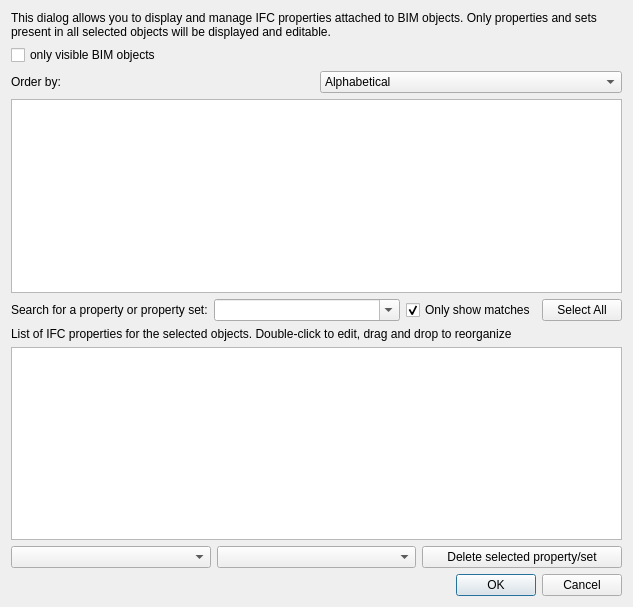
Above: dialogIfcProperties.ui from yorikvanhavre/BIM_Workbench before the change. Below: the same form after it.
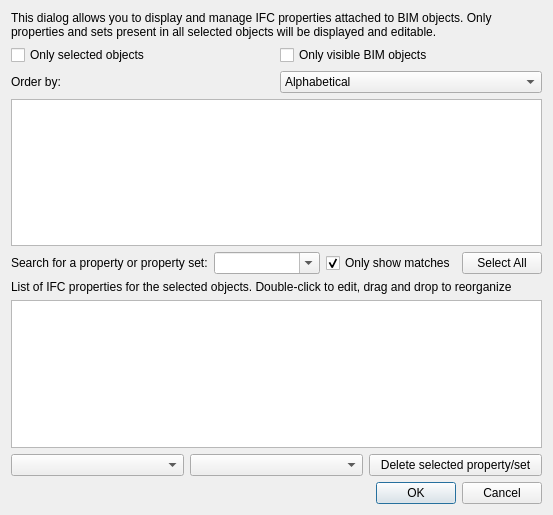
That is the form after the change. Icons and pictures are not drawn.

Commit message: Added 'Only Selected' option in Ifc Properties dialog

Diff of the .ui file:
```diff
--- a/dialogIfcProperties.ui
+++ b/dialogIfcProperties.ui
@@ -6,8 +6,8 @@
    <rect>
     <x>0</x>
     <y>0</y>
-    <width>633</width>
-    <height>607</height>
+    <width>553</width>
+    <height>515</height>
    </rect>
   </property>
   <property name="windowTitle">
@@ -25,14 +25,22 @@
     </widget>
    </item>
    <item>
-    <layout class="QHBoxLayout" name="horizontalLayout"/>
+    <layout class="QHBoxLayout" name="horizontalLayout">
+     <item>
+      <widget class="QCheckBox" name="onlySelected">
+       <property name="text">
+        <string>Only selected objects</string>
+       </property>
+      </widget>
    </item>
    <item>
     <widget class="QCheckBox" name="onlyVisible">
      <property name="text">
-      <string>only visible BIM objects</string>
-     </property>
-    </widget>
+        <string>Only visible BIM objects</string>
+       </property>
+      </widget>
+     </item>
+    </layout>
    </item>
    <item>
     <layout class="QHBoxLayout" name="horizontalLayout_2">
```
Lines whose indentation alone changed are shown as unchanged. The commit also changes 1 other file.
